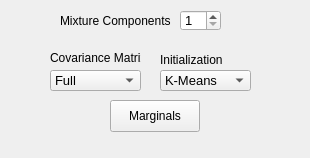
This is _AlgorithmsPlugins/GMM/paramsGMMregr.ui in b4silio/MLDemos as Qt 5 draws it before an edit. The edited form follows.
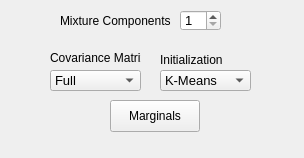
This is the edited form.

Diff of the .ui file:
```diff
--- a/_AlgorithmsPlugins/GMM/paramsGMMregr.ui
+++ b/_AlgorithmsPlugins/GMM/paramsGMMregr.ui
@@ -6,7 +6,7 @@
    <rect>
     <x>0</x>
     <y>0</y>
-    <width>310</width>
+    <width>304</width>
     <height>158</height>
    </rect>
   </property>
```
